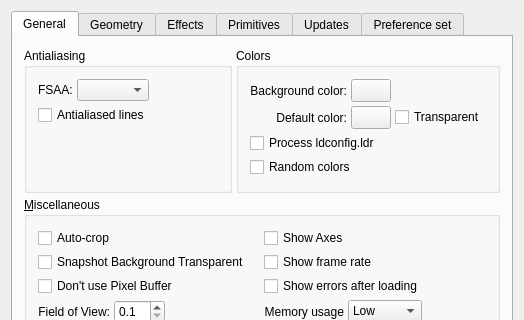
Before: the Qt Designer form ldvlib/LDVQt/LDVPreferencesPanel.ui in trevorsandy/lpub3d-ci, drawn with Qt 5; both pictures show x 0 to 524 and y 0 to 320 of the 524 by 607 pixel window.
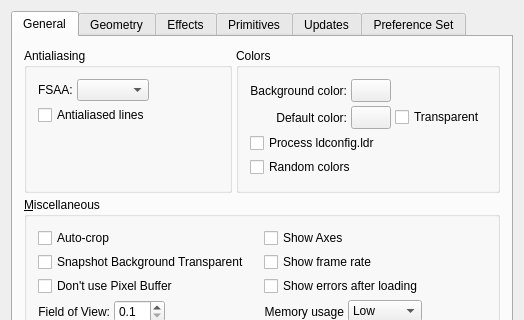
After: the same form once the commit is applied. Icons and pictures are not drawn.

What changed in the file:
```diff
--- a/ldvlib/LDVQt/LDVPreferencesPanel.ui
+++ b/ldvlib/LDVQt/LDVPreferencesPanel.ui
@@ -3749,7 +3749,7 @@
      </widget>
      <widget class="QWidget" name="preferencSetTab">
       <attribute name="title">
-       <string>Preference set</string>
+       <string>Preference Set</string>
       </attribute>
       <layout class="QVBoxLayout">
        <property name="spacing">
```
Left out of the diff: 6 changed lines with no effect on the pictures.
